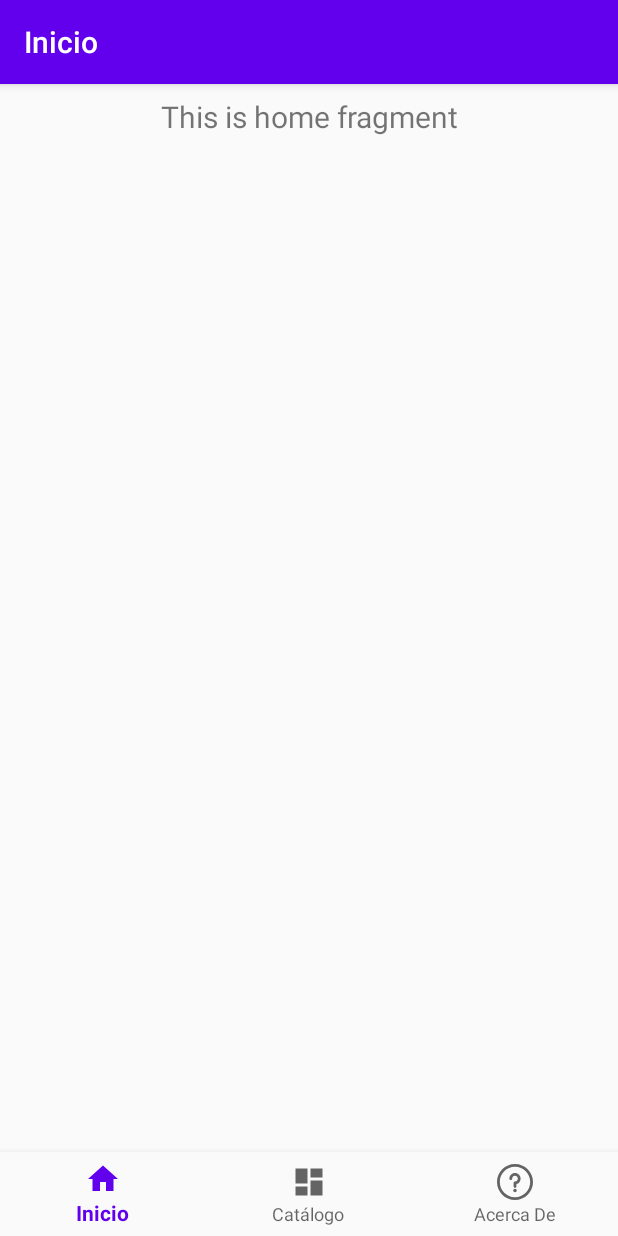
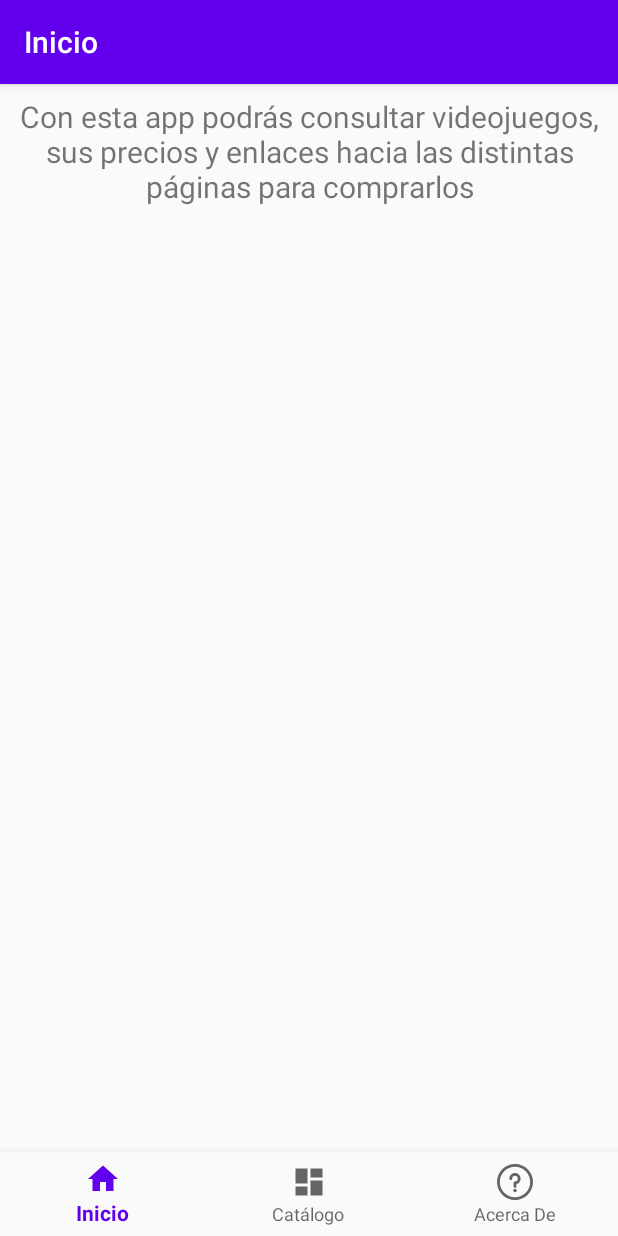
Before and after one commit to Dunspa/DesarrolloSoftware_DS, an Android app: the screen it shows after launch (MainActivity), on a phone screen of 412 x 824 dp. Run offline under Robolectric (Android 15) with nearby library versions, the phone set to English and light mode, and no system bars; our stand-ins replace navigation-ui.

Commit message:
Pequeño arreglo

```diff
--- a/Practica3/AppCatalogo/app/src/main/java/com/example/appcatalogo/ui/home/HomeViewModel.java
+++ b/Practica3/AppCatalogo/app/src/main/java/com/example/appcatalogo/ui/home/HomeViewModel.java
@@ -12,7 +12,7 @@ public class HomeViewModel extends ViewModel {
 
     public HomeViewModel() {
         mText = new MutableLiveData<>();
-        mText.setValue("This is home fragment");
+        mText.setValue("Con esta app podrás consultar videojuegos, sus precios y enlaces hacia las distintas páginas para comprarlos");
     }
 
     public LiveData<String> getText() {
--- a/Practica3/AppCatalogo/app/src/main/res/layout/elemento_catalogo.xml
+++ b/Practica3/AppCatalogo/app/src/main/res/layout/elemento_catalogo.xml
@@ -26,8 +26,8 @@
 
         <TextView
             android:id="@+id/descripcion"
-            android:layout_width="wrap_content"
-            android:layout_height="wrap_content" />
+            android:layout_width="307dp"
+            android:layout_height="50dp" />
 
     </TableRow>
 
```
Also changed, not shown: 6 other files.
